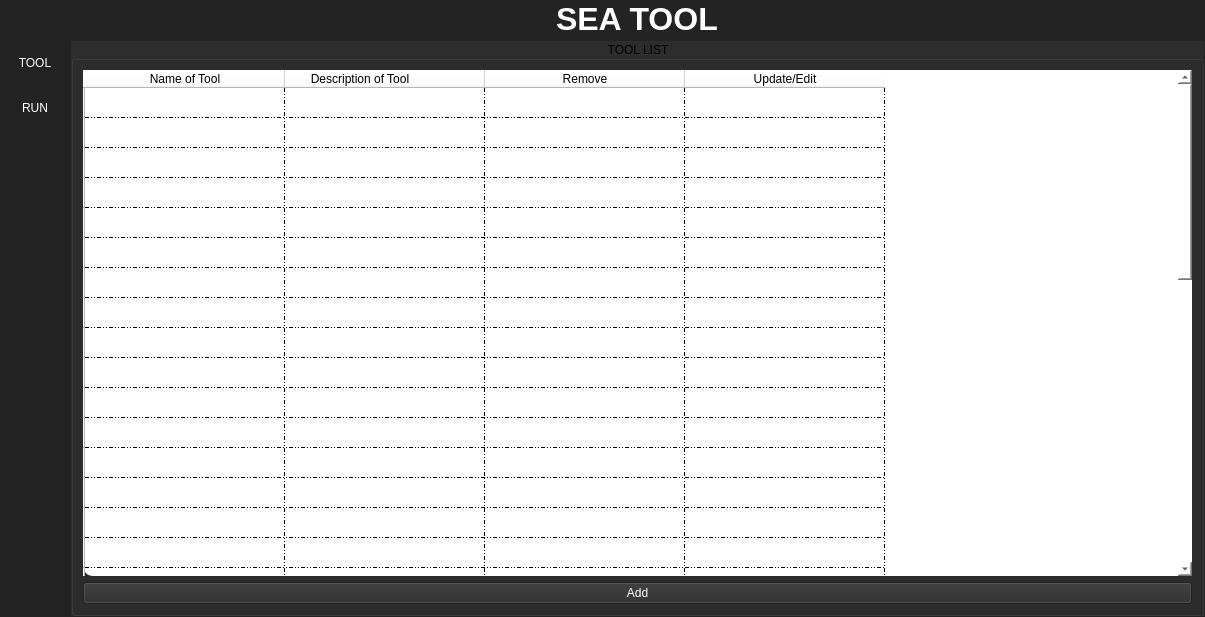
Old version of the form MAIN/SEA_main_page.ui in the repository frleal2/SEA-Scanning-And-Enumeration-Automation-Tool-.
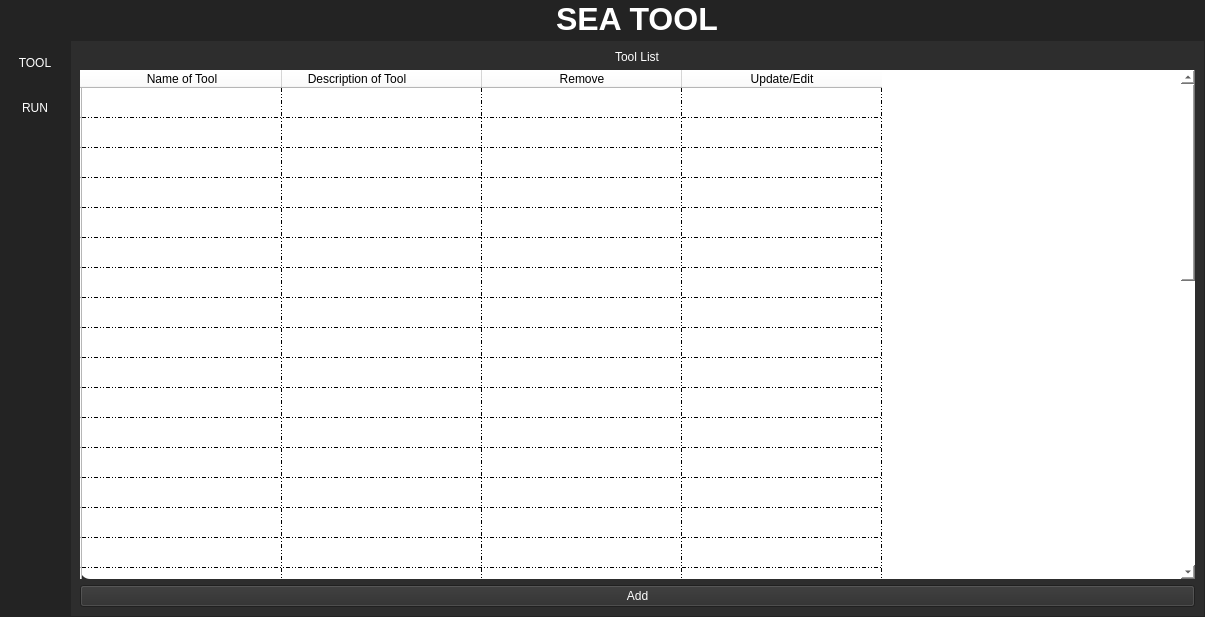
New version of the form. The open tabs and pages were chosen to show the change.

Commit message: Confirmation Dialog now works

Patch:
```diff
--- a/MAIN/SEA_main_page.ui
+++ b/MAIN/SEA_main_page.ui
@@ -2238,17 +2238,21 @@
                   <number>0</number>
                  </property>
                  <item>
-                  <widget class="QGroupBox" name="tool_list">
+                  <widget class="QFrame" name="tool_list">
                    <property name="styleSheet">
                     <string notr="true">font: 13pt &quot;.AppleSystemUIFont&quot;;</string>
                    </property>
-                   <property name="title">
-                    <string>TOOL LIST</string>
-                   </property>
-                   <property name="alignment">
-                    <set>Qt::AlignCenter</set>
-                   </property>
                    <layout class="QVBoxLayout" name="verticalLayout_6">
+                    <item alignment="Qt::AlignHCenter">
+                     <widget class="QLabel" name="label_2">
+                      <property name="styleSheet">
+                       <string notr="true">color: white;</string>
+                      </property>
+                      <property name="text">
+                       <string>Tool List</string>
+                      </property>
+                     </widget>
+                    </item>
                     <item>
                      <widget class="QTableWidget" name="tool_list_table">
                       <property name="minimumSize">
```
Left out of the diff: 2 changed lines with no effect on the pictures. The commit also changes 7 other files.
